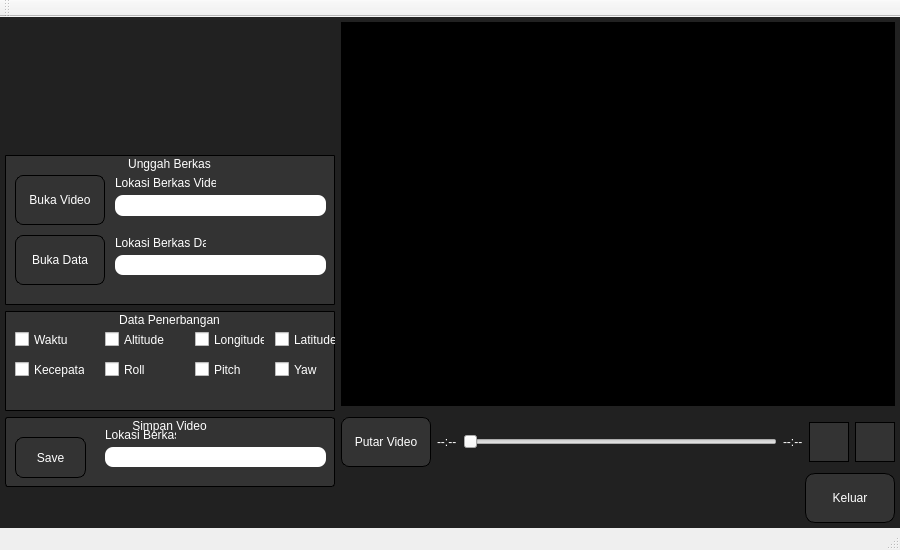
kodeepic/Belajar_Git, file playwithlabel/mainwindow.ui: the form before one commit.
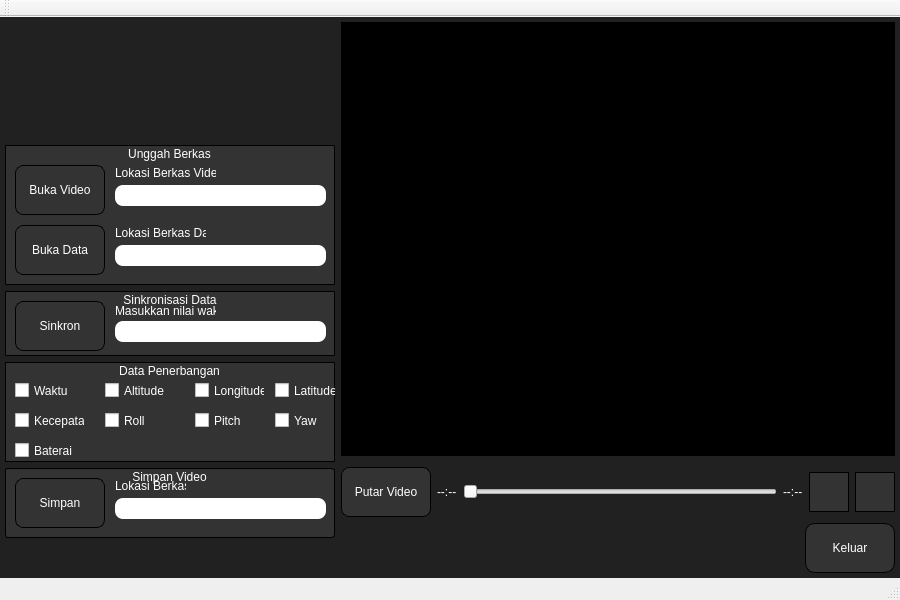
The form after the commit. Icons and pictures are not drawn.

Commit message: Menambahkan tombol singkronisasi data dan lineedit,hover

What changed in the file:
```diff
--- a/playwithlabel/mainwindow.ui
+++ b/playwithlabel/mainwindow.ui
@@ -7,7 +7,7 @@
     <x>0</x>
     <y>0</y>
     <width>900</width>
-    <height>550</height>
+    <height>600</height>
    </rect>
   </property>
   <property name="sizePolicy">
@@ -94,7 +94,7 @@
              <property name="minimumSize">
               <size>
                <width>300</width>
-               <height>110</height>
+               <height>100</height>
               </size>
              </property>
              <property name="styleSheet">
@@ -122,7 +122,7 @@
         <property name="minimumSize">
          <size>
           <width>330</width>
-          <height>150</height>
+          <height>140</height>
          </size>
         </property>
         <layout class="QHBoxLayout" name="horizontalLayout_12">
@@ -187,8 +187,8 @@
               </property>
               <property name="minimumSize">
                <size>
-                <width>90</width>
-                <height>50</height>
+                <width>70</width>
+                <height>40</height>
                </size>
               </property>
               <property name="styleSheet">
@@ -199,7 +199,11 @@
 border-width: 0px;
 border-radius: 8px;
 border: 1px solid;
-}</string>
+}
+QPushButton:hover { background-color: #27a9e3;
+border-width: 0px;
+border-radius: 8px;
+border: 0px solid;}</string>
               </property>
               <property name="text">
                <string>Buka Data</string>
@@ -225,7 +229,7 @@
                </rect>
               </property>
               <property name="sizePolicy">
-               <sizepolicy hsizetype="Preferred" vsizetype="Preferred">
+               <sizepolicy hsizetype="Fixed" vsizetype="Fixed">
                 <horstretch>0</horstretch>
                 <verstretch>0</verstretch>
                </sizepolicy>
@@ -244,6 +248,12 @@
 border-width: 0px;
 border-radius: 8px;
 border: 1px solid;
+}
+QPushButton:hover { 
+background-color: #27a9e3;
+border-width: 0px;
+border-radius: 8px;
+border: 0px solid;
 }</string>
               </property>
               <property name="text">
@@ -311,11 +321,157 @@
                 <x>110</x>
                 <y>100</y>
                 <width>211</width>
+                <height>21</height>
+               </rect>
+              </property>
+              <property name="styleSheet">
+               <string notr="true">border-radius: 8px;</string>
+              </property>
+             </widget>
+            </widget>
+           </item>
+          </layout>
+         </item>
+        </layout>
+       </widget>
+      </item>
+      <item>
+       <widget class="QWidget" name="horizontalWidget" native="true">
+        <layout class="QHBoxLayout" name="horizontalLayout_4">
+         <property name="leftMargin">
+          <number>0</number>
+         </property>
+         <property name="topMargin">
+          <number>0</number>
+         </property>
+         <property name="rightMargin">
+          <number>0</number>
+         </property>
+         <property name="bottomMargin">
+          <number>0</number>
+         </property>
+         <item>
+          <layout class="QHBoxLayout" name="horizontalLayout_5">
+           <property name="leftMargin">
+            <number>0</number>
+           </property>
+           <property name="topMargin">
+            <number>0</number>
+           </property>
+           <property name="rightMargin">
+            <number>0</number>
+           </property>
+           <property name="bottomMargin">
+            <number>0</number>
+           </property>
+           <item>
+            <widget class="QGroupBox" name="groupBox_4">
+             <property name="sizePolicy">
+              <sizepolicy hsizetype="Preferred" vsizetype="Expanding">
+               <horstretch>0</horstretch>
+               <verstretch>0</verstretch>
+              </sizepolicy>
+             </property>
+             <property name="minimumSize">
+              <size>
+               <width>40</width>
+               <height>65</height>
+              </size>
+             </property>
+             <property name="styleSheet">
+              <string notr="true">QGroupBox
+{
+color: white;
+background-color: #333333;
+border-width: 0px;
+border-radius: 1px;
+ border: 1px solid black;
+}
+</string>
+             </property>
+             <property name="title">
+              <string>Sinkronisasi Data</string>
+             </property>
+             <property name="alignment">
+              <set>Qt::AlignCenter</set>
+             </property>
+             <widget class="QPushButton" name="pushButton_8">
+              <property name="geometry">
+               <rect>
+                <x>10</x>
+                <y>10</y>
+                <width>90</width>
+                <height>50</height>
+               </rect>
+              </property>
+              <property name="sizePolicy">
+               <sizepolicy hsizetype="Fixed" vsizetype="Fixed">
+                <horstretch>0</horstretch>
+                <verstretch>0</verstretch>
+               </sizepolicy>
+              </property>
+              <property name="minimumSize">
+               <size>
+                <width>90</width>
+                <height>50</height>
+               </size>
+              </property>
+              <property name="styleSheet">
+               <string notr="true">QPushButton
+{
+color: white;
+background-color: #333333;
+border-width: 0px;
+border-radius: 8px;
+border: 1px solid;
+}
+QPushButton:hover { 
+background-color: #27a9e3;
+border-width: 0px;
+border-radius: 8px;
+border: 0px solid;}</string>
+              </property>
+              <property name="text">
+               <string>Sinkron</string>
+              </property>
+              <property name="icon">
+               <iconset resource="icons.qrc">
+                <normaloff>:/icons/icon_datasinkron.png</normaloff>:/icons/icon_datasinkron.png</iconset>
+              </property>
+              <property name="iconSize">
+               <size>
+                <width>23</width>
+                <height>23</height>
+               </size>
+              </property>
+             </widget>
+             <widget class="QLineEdit" name="lineEdit_4">
+              <property name="geometry">
+               <rect>
+                <x>110</x>
+                <y>30</y>
+                <width>211</width>
+                <height>21</height>
+               </rect>
+              </property>
+              <property name="styleSheet">
+               <string notr="true">border-radius: 8px;</string>
+              </property>
+             </widget>
+             <widget class="QLabel" name="label_8">
+              <property name="geometry">
+               <rect>
+                <x>110</x>
+                <y>10</y>
+                <width>101</width>
                 <height>20</height>
                </rect>
               </property>
               <property name="styleSheet">
-               <string notr="true">border-radius: 8px;</string>
+               <string notr="true">color :white;</string>
+              </property>
+              <property name="text">
+               <string>Masukkan nilai waktu</string>
               </property>
              </widget>
             </widget>
@@ -513,6 +669,22 @@
                <string>Yaw</string>
               </property>
              </widget>
+             <widget class="QCheckBox" name="checkBox_9">
+              <property name="geometry">
+               <rect>
+                <x>10</x>
+                <y>80</y>
+                <width>70</width>
+                <height>17</height>
+               </rect>
+              </property>
+              <property name="styleSheet">
+               <string notr="true">QCheckBox{color:white;}</string>
+              </property>
+              <property name="text">
+               <string>Baterai</string>
+              </property>
+             </widget>
             </widget>
            </item>
           </layout>
@@ -584,9 +756,9 @@
               <property name="geometry">
                <rect>
                 <x>10</x>
-                <y>20</y>
-                <width>71</width>
-                <height>41</height>
+                <y>10</y>
+                <width>90</width>
+                <height>50</height>
                </rect>
               </property>
               <property name="sizePolicy">
@@ -597,8 +769,8 @@
               </property>
               <property name="minimumSize">
                <size>
-                <width>70</width>
-                <height>30</height>
+                <width>90</width>
+                <height>50</height>
                </size>
               </property>
               <property name="styleSheet">
@@ -609,10 +781,14 @@
 border-width: 0px;
 border-radius: 8px;
 border: 1px solid;
-}</string>
+}
+QPushButton:hover { background-color: #27a9e3;
+border-width: 0px;
+border-radius: 8px;
+border: 0px solid;}</string>
               </property>
               <property name="text">
-               <string>Save</string>
+               <string>Simpan</string>
               </property>
               <property name="icon">
                <iconset resource="icons.qrc">
@@ -628,10 +804,10 @@
              <widget class="QLineEdit" name="lineEdit_3">
               <property name="geometry">
                <rect>
-                <x>100</x>
+                <x>110</x>
                 <y>30</y>
-                <width>221</width>
-                <height>20</height>
+                <width>211</width>
+                <height>21</height>
                </rect>
               </property>
               <property name="styleSheet">
@@ -641,7 +817,7 @@
              <widget class="QLabel" name="label_6">
               <property name="geometry">
                <rect>
-                <x>100</x>
+                <x>110</x>
                 <y>10</y>
                 <width>71</width>
                 <height>16</height>
@@ -945,6 +1121,12 @@
 border-width: 0px;
 border-radius: 10px;
 border: 1px solid;
+}
+QPushButton:hover{
+background-color: #27a9e3;
+border-width: 0px;
+border-radius:10px;
+border: 0px solid;
 }</string>
           </property>
           <property name="text">
```
Left out of the diff: 16 changed lines with no effect on the pictures. The commit also changes 19 other files.
